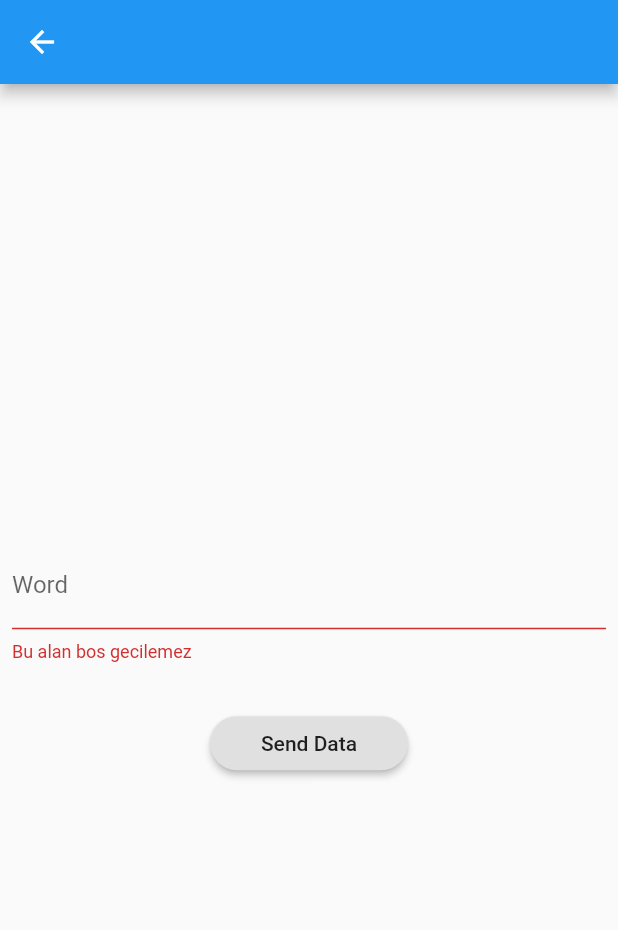
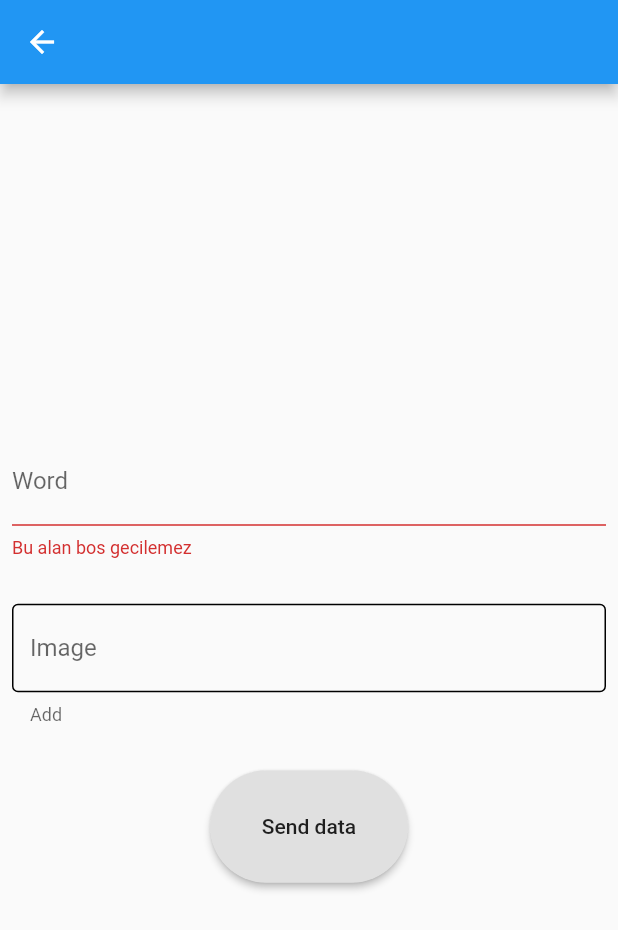
Before and after one commit to VB10/studyjam, a Flutter app: the WordAddView screen opened directly, on a phone screen of 412 x 824 dp. Shown: the top 930 px of the screen. Run offline on Flutter 3.47's test engine with Material 2 defaults, Android fonts, the phone set to English and light mode, and no system bars; our stand-ins replace logger; network calls fail.

Commit message:
data add page finish

```diff
--- a/lib/core/model/add_word.dart
+++ /dev/null
@@ -1,54 +0,0 @@
-import 'package:flutter/material.dart';
-
-class WordAddView extends StatefulWidget {
-  @override
-  _WordAddViewState createState() => _WordAddViewState();
-}
-
-class _WordAddViewState extends State<WordAddView> {
-  GlobalKey<FormState> _key = GlobalKey(debugLabel: "registerForm");
-// random image key  https://source.unsplash.com/1600x900/?nature,water
-
-  @override
-  Widget build(BuildContext context) {
-    return Scaffold(
-        appBar: AppBar(),
-        body: Form(
-          key: _key,
-          autovalidate: true,
-          child: Padding(
-            padding: const EdgeInsets.all(8.0),
-            child: Column(
-              mainAxisAlignment: MainAxisAlignment.center,
-              children: <Widget>[
-                TextFormField(
-                  decoration: InputDecoration(
-                    helperText: "Add",
-                    labelText: "Word",
-                    enabledBorder: OutlineInputBorder(),
-                  ),
-                  validator: (val) {
-                    if (val.isEmpty) {
-                      return "Bu alan bos gecilemez";
-                    }
-                    return null;
-                  },
-                ),
-                SizedBox(
-                  height: 30,
-                ),
-                RaisedButton(
-                  shape: StadiumBorder(),
-                  child: Container(
-                    width: 100,
-                    alignment: Alignment.center,
-                    child: Text("Send Data"),
-                  ),
-                  onPressed: () {},
-                )
-              ],
-            ),
-          ),
-        ));
-  }
-}
--- /dev/null
+++ b/lib/ui/view/add_word.dart
@@ -0,0 +1,114 @@
+import 'package:flutter/material.dart';
+import 'package:study/core/model/word.dart';
+import 'package:study/core/services/firebase_service.dart';
+
+class WordAddView extends StatefulWidget {
+  @override
+  _WordAddViewState createState() => _WordAddViewState();
+}
+
+class _WordAddViewState extends State<WordAddView> {
+  GlobalKey<FormState> _key = GlobalKey(debugLabel: "registerForm");
+  GlobalKey<ScaffoldState> _statekey = GlobalKey(debugLabel: "state");
+  final service = FirebaseService.getInstance();
+
+// random image key
+  TextEditingController controllerWord = TextEditingController();
+  TextEditingController controllerImage = TextEditingController();
+
+  bool isLoading = false;
+  int lastIndex = 0;
+  @override
+  void initState() {
+    super.initState();
+  }
+
+  @override
+  Widget build(BuildContext context) {
+    lastIndex = ModalRoute.of(context).settings.arguments;
+
+    return Scaffold(
+        key: _statekey,
+        appBar: AppBar(),
+        body: Form(
+          key: _key,
+          autovalidate: true,
+          child: Padding(
+            padding: const EdgeInsets.all(8.0),
+            child: Column(
+              mainAxisAlignment: MainAxisAlignment.center,
+              children: <Widget>[
+                TextFormField(
+                  controller: controllerWord,
+                  decoration: InputDecoration(
+                    helperText: "Add",
+                    labelText: "Word",
+                    enabledBorder: OutlineInputBorder(),
+                  ),
+                  validator: (val) {
+                    if (val.isEmpty) {
+                      return "Bu alan bos gecilemez";
+                    }
+                    return null;
+                  },
+                ),
+                SizedBox(
+                  height: 30,
+                ),
+                TextFormField(
+                  controller: controllerImage,
+                  decoration: InputDecoration(
+                    helperText: "Add",
+                    labelText: "Image",
+                    enabledBorder: OutlineInputBorder(),
+                  ),
+                ),
+                SizedBox(
+                  height: 30,
+                ),
+                RaisedButton(
+                  shape: StadiumBorder(),
+                  child: AnimatedContainer(
+                    width:isLoading ? 50 : 100,
+                    height: isLoading ? 50 :75,
+                    curve: Curves.easeInCubic,
+                    alignment: Alignment.center,
+                    duration: Duration(milliseconds: 100),
+                    child: isLoading
+                        ? Center(
+                            child: CircularProgressIndicator(
+                              valueColor:
+                                  AlwaysStoppedAnimation<Color>(Colors.white),
+                            ),
+                          )
+                        : Text("Send data"),
+                  ),
+                  onPressed: isLoading ? null : saveWordData,
+                )
+              ],
+            ),
+          ),
+        ));
+  }
+
+  Future<void> saveWordData() async {
+    print(lastIndex);
+    if (_key.currentState.validate()) {
+      final word = Word(name: controllerWord.text, image: controllerImage.text);
+      setState(() {
+        isLoading = true;
+      });
+      bool isPostOkey = await service.postWord(data: word, index: lastIndex);
+      setState(() {
+        isLoading = false;
+      });
+      if (isPostOkey) {
+        Navigator.of(context).pop();
+      } else {
+        _statekey.currentState.showSnackBar(SnackBar(
+          content: Text("Bir hata ile karsilasildi."),
+        ));
+      }
+    }
+  }
+}
--- a/pubspec.yaml
+++ b/pubspec.yaml
@@ -24,6 +24,7 @@ dependencies:
   # Use with the CupertinoIcons class for iOS style icons.
   cupertino_icons: ^0.1.2
   http: 0.12.0+2
+  logger: 0.7.0+2
 
 dev_dependencies:
   flutter_test:
```
Also changed, not shown: lib/core/services/firebase_service.dart (+18 -0 lines), lib/ui/view/home_view.dart (+19 -10 lines), pubspec.lock.
